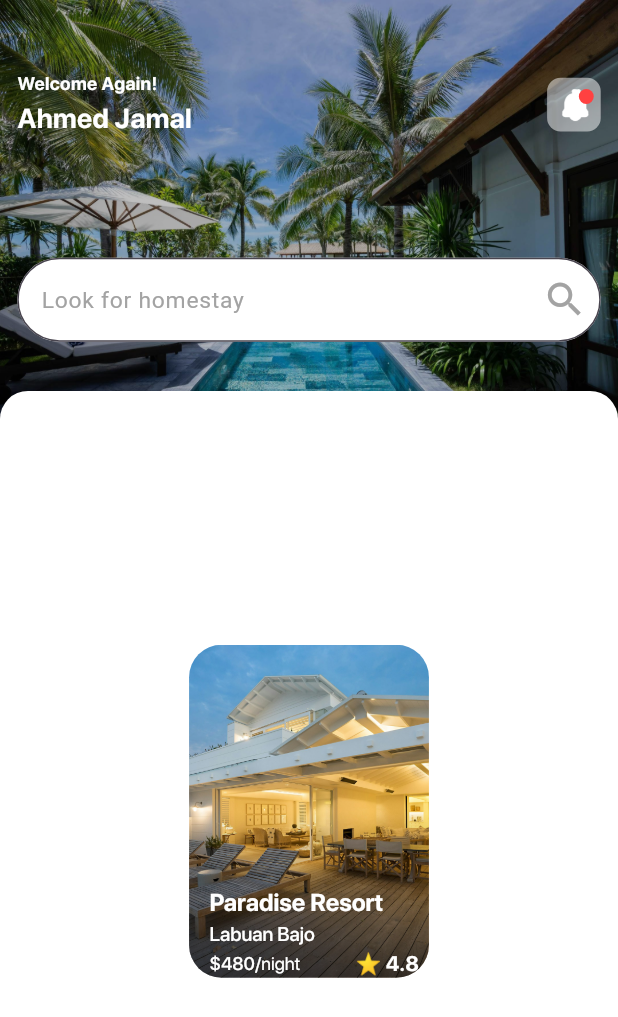
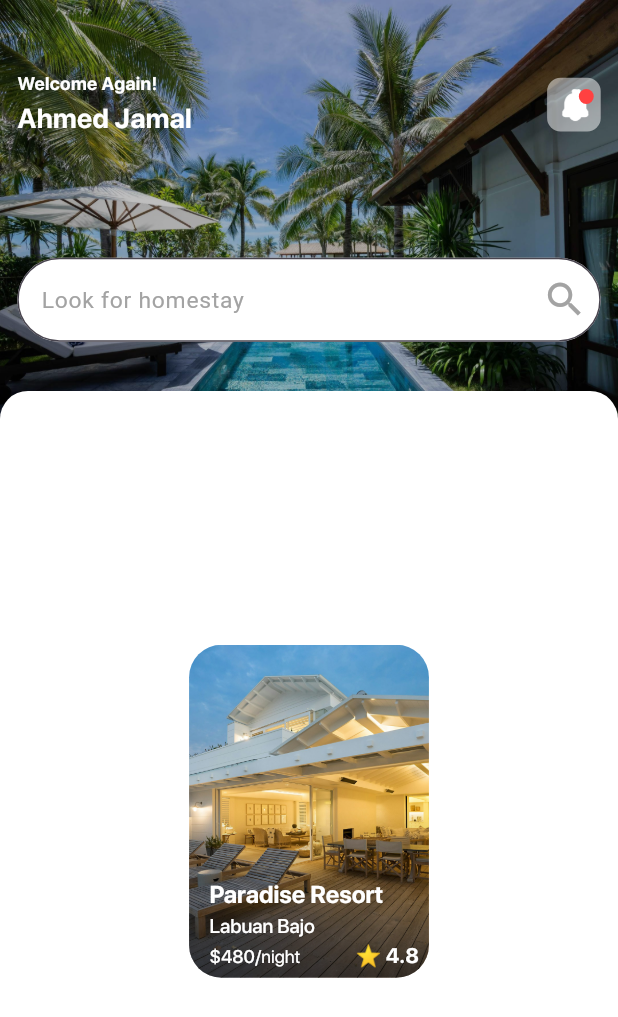
Before and after one commit to ahmedjamal22290/Booking_App, a Flutter app: the HomeView screen opened by its route, on a phone screen of 412 x 824 dp. Shown: the top 1017 px of the screen. Run offline on Flutter 3.47's test engine with Material 3 defaults, Android fonts, the phone set to English and light mode, and no system bars; our stand-ins replace flutter_svg, get, smooth_page_indicator; project files that could hold a hidden picture were left out.

Commit message:
finish hotel item and refactor

```diff
--- a/lib/features/home/presentation/views/widgets/home_view_body.dart
+++ b/lib/features/home/presentation/views/widgets/home_view_body.dart
@@ -1,11 +1,11 @@
 import 'dart:ui';
 
-import 'package:booking_app/core/utils/styles.dart';
 import 'package:booking_app/features/home/controllers/search_controller.dart';
 import 'package:booking_app/features/home/presentation/views/widgets/custom_search_text_field.dart';
 import 'package:booking_app/features/home/presentation/views/widgets/home_widgets/custom_background_image.dart';
 import 'package:booking_app/features/home/presentation/views/widgets/home_widgets/custom_main_widget.dart';
 import 'package:booking_app/features/home/presentation/views/widgets/home_widgets/welcome_bar.dart';
+import 'package:booking_app/features/home/presentation/views/widgets/hotel_item_widget.dart';
 import 'package:flutter/material.dart';
 import 'package:get/get.dart';
 
@@ -52,7 +52,12 @@ class HomeViewBody extends StatelessWidget {
                   child: Row(
                     mainAxisAlignment: MainAxisAlignment.center,
                     children: [
-                      HotelItemWidget(),
+                      HotelItemWidget(
+                        title: 'Paradise Resort',
+                        city: 'Labuan Bajo',
+                        price: '480',
+                        rating: 4.8,
+                      ),
                     ],
                   ),
                 ),
@@ -62,88 +67,3 @@ class HomeViewBody extends StatelessWidget {
         });
   }
 }
-
-class HotelItemWidget extends StatelessWidget {
-  const HotelItemWidget({
-    super.key,
-  });
-
-  @override
-  Widget build(BuildContext context) {
-    return Container(
-      height: (160.26 / 594.99).toDouble() * MediaQuery.sizeOf(context).height,
-      width: (106.52 / 274.46).toDouble() * MediaQuery.sizeOf(context).width,
-      decoration: BoxDecoration(
-        borderRadius: BorderRadius.circular(21.66),
-      ),
-      child: ClipRRect(
-        borderRadius: BorderRadius.circular(21.66),
-        child: Stack(
-          children: [
-            Image.asset(
-              'assets/images/home_view_images/test hottel image.jpg',
-              fit: BoxFit.cover,
-              height: double.infinity,
-              width: double.infinity,
-            ),
-            Container(
-              decoration: BoxDecoration(
-                gradient: LinearGradient(
-                  begin: Alignment.bottomCenter,
-                  end: Alignment.center,
-                  colors: [
-                    Colors.black.withOpacity(0.53),
-                    Colors.transparent,
-                  ],
-                ),
-              ),
-            ),
-            Positioned(
-              top: 160.36,
-              right: 6.72,
-              left: 13.64,
-              bottom: 8.64,
-              child: Column(
-                crossAxisAlignment: CrossAxisAlignment.start,
-                mainAxisAlignment: MainAxisAlignment.spaceEvenly,
-                children: [
-                  const Text(
-                    'Paradise Resort',
-                    style: Styles.itemsTitleStyle,
-                  ),
-                  const Text(
-                    'Labuan Bajo',
-                    style: Styles.itemsSubtitleStyle,
-                  ),
-                  Row(
-                    children: [
-                      Text(
-                        r'$480/',
-                        style: Styles.itemsTitleStyle.copyWith(
-                            fontSize: 12.2, fontWeight: FontWeight.w500),
-                      ),
-                      Text(
-                        'night',
-                        style: Styles.itemsTitleStyle.copyWith(
-                          fontSize: 12.2,
-                          fontWeight: FontWeight.w400,
-                        ),
-                      ),
-                      const Spacer(),
-                      Text(
-                        '⭐ 4.8',
-                        style: Styles.itemsTitleStyle.copyWith(
-                          fontSize: 14,
-                        ),
-                      ),
-                    ],
-                  )
-                ],
-              ),
-            ),
-          ],
-        ),
-      ),
-    );
-  }
-}
--- /dev/null
+++ b/lib/features/home/presentation/views/widgets/hotel_item_widget.dart
@@ -0,0 +1,92 @@
+import 'package:booking_app/core/utils/styles.dart';
+import 'package:flutter/material.dart';
+
+class HotelItemWidget extends StatelessWidget {
+  const HotelItemWidget({
+    super.key,
+    required this.title,
+    required this.city,
+    required this.price,
+    required this.rating,
+  });
+  final String title, city, price;
+  final double rating;
+  @override
+  Widget build(BuildContext context) {
+    return Container(
+      height: (160.26 / 594.99).toDouble() * MediaQuery.sizeOf(context).height,
+      width: (106.52 / 274.46).toDouble() * MediaQuery.sizeOf(context).width,
+      decoration: BoxDecoration(
+        borderRadius: BorderRadius.circular(21.66),
+      ),
+      child: ClipRRect(
+        borderRadius: BorderRadius.circular(21.66),
+        child: Stack(
+          children: [
+            Image.asset(
+              'assets/images/home_view_images/test hottel image.jpg',
+              fit: BoxFit.cover,
+              height: double.infinity,
+              width: double.infinity,
+            ),
+            Container(
+              decoration: BoxDecoration(
+                gradient: LinearGradient(
+                  begin: Alignment.bottomCenter,
+                  end: Alignment.center,
+                  colors: [
+                    Colors.black.withOpacity(0.53),
+                    Colors.transparent,
+                  ],
+                ),
+              ),
+            ),
+            Positioned(
+              top: 155.36,
+              right: 6.72,
+              left: 13.64,
+              bottom: 8.64,
+              child: Column(
+                crossAxisAlignment: CrossAxisAlignment.start,
+                mainAxisAlignment: MainAxisAlignment.spaceEvenly,
+                children: [
+                  Text(
+                    title,
+                    style: Styles.itemsTitleStyle,
+                  ),
+                  Text(
+                    city,
+                    style: Styles.itemsSubtitleStyle,
+                  ),
+                  Row(
+                    children: [
+                      Text(
+                        r'$' '$price/',
+                        style: Styles.itemsTitleStyle.copyWith(
+                            fontSize: 12.2, fontWeight: FontWeight.w500),
+                      ),
+                      Text(
+                        'night',
+                        style: Styles.itemsTitleStyle.copyWith(
+                          fontSize: 12.2,
+                          fontWeight: FontWeight.w400,
+                        ),
+                      ),
+                      const Spacer(),
+                      Text(
+                        '⭐ $rating',
+                        style: Styles.itemsTitleStyle.copyWith(
+                          fontSize: 14,
+                        ),
+                      ),
+                    ],
+                  )
+                ],
+              ),
+            ),
+          ],
+        ),
+      ),
+    );
+  }
+}
```
